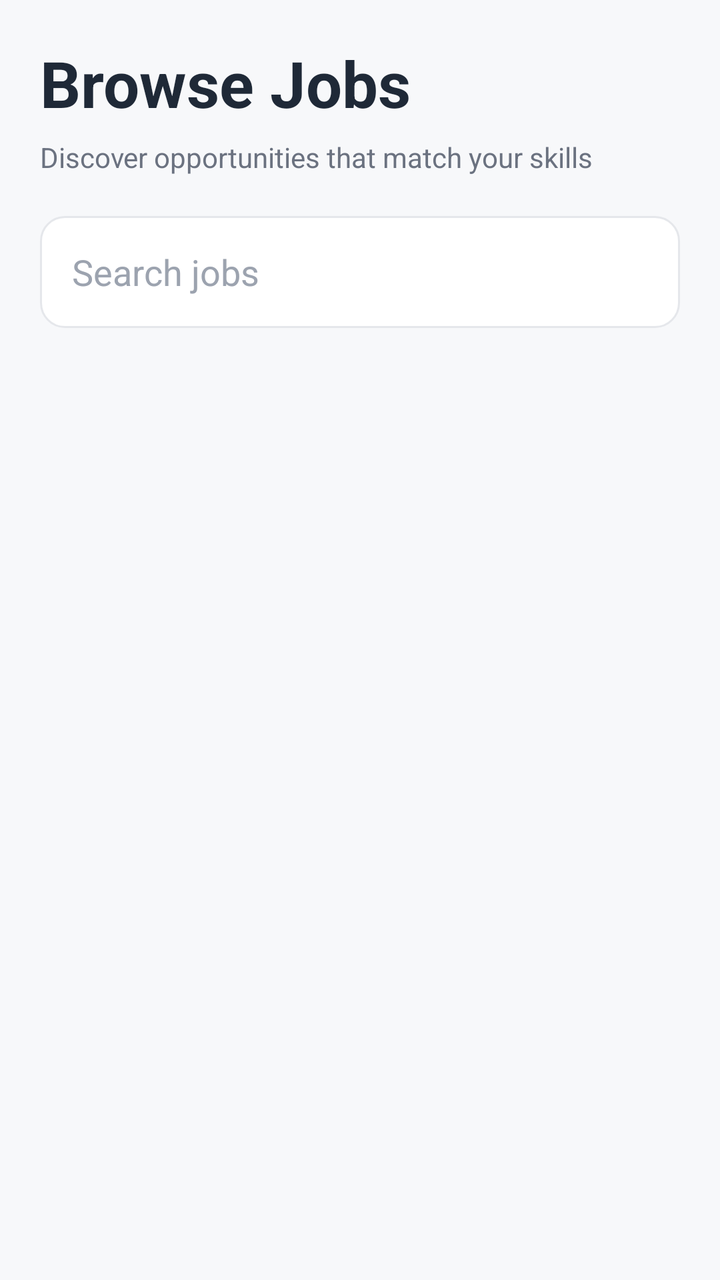
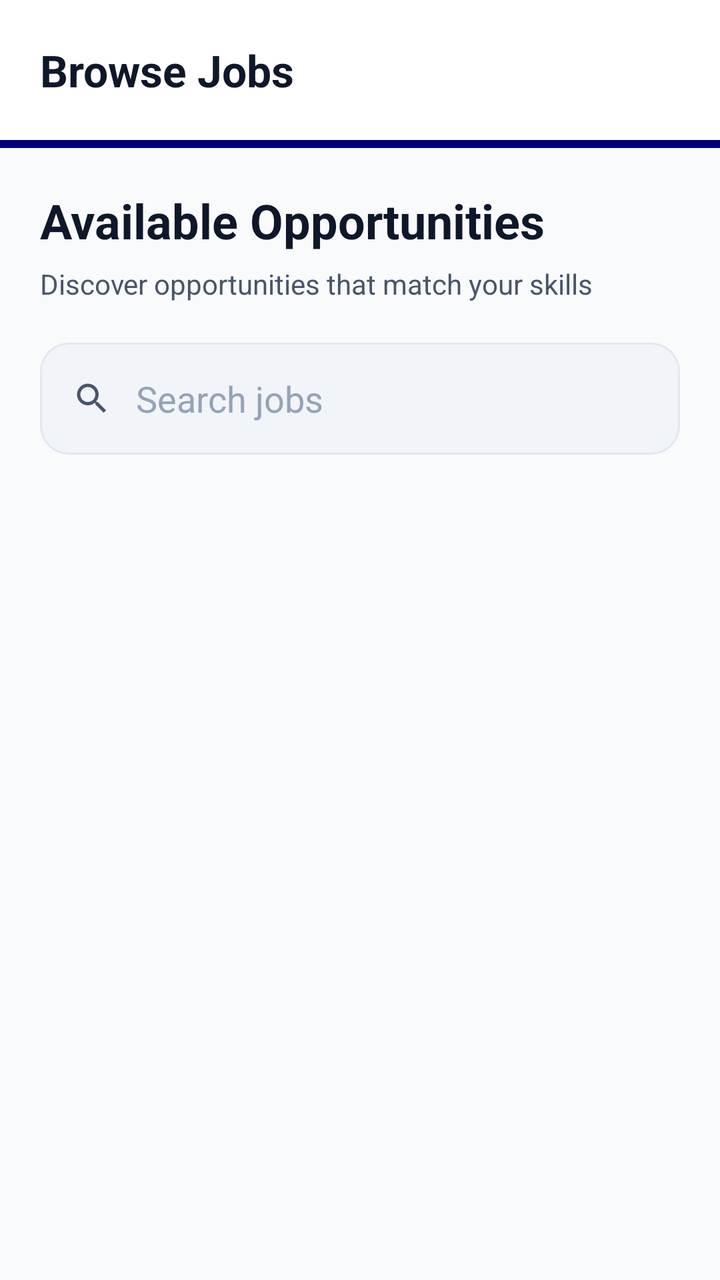

Before-and-after screenshots of an Android layout around one commit, followed by the original layout XML and the change that was made.
<!-- AndroidManifest.xml: application theme Theme.MiniJobHunt -->
<!-- res/layout/fragment_freelancer_jobs.xml -->
<?xml version="1.0" encoding="utf-8"?>
<LinearLayout xmlns:android="http://schemas.android.com/apk/res/android"
    xmlns:app="http://schemas.android.com/apk/res-auto"
    xmlns:tools="http://schemas.android.com/tools"
    android:layout_width="match_parent"
    android:layout_height="match_parent"
    android:orientation="vertical"
    android:background="@color/background">

    <LinearLayout
        android:layout_width="match_parent"
        android:layout_height="wrap_content"
        android:orientation="vertical"
        android:padding="20dp">

        <TextView
            android:layout_width="wrap_content"
            android:layout_height="wrap_content"
            android:text="Browse Jobs"
            android:textSize="32sp"
            android:textStyle="bold"
            android:textColor="@color/text_primary" />

        <TextView
            android:layout_width="wrap_content"
            android:layout_height="wrap_content"
            android:layout_marginTop="6dp"
            android:text="Discover opportunities that match your skills"
            android:textColor="@color/text_secondary" />

        <EditText
            android:id="@+id/etSearchJobs"
            android:layout_width="match_parent"
            android:layout_height="56dp"
            android:layout_marginTop="20dp"
            android:background="@drawable/bg_input"
            android:hint="Search jobs"
            android:paddingHorizontal="16dp"
            android:textColor="@color/text_primary"
            android:textColorHint="@color/text_hint" />

    </LinearLayout>

    <androidx.recyclerview.widget.RecyclerView
        android:id="@+id/recyclerViewJobs"
        android:layout_width="match_parent"
        android:layout_height="match_parent"
        android:clipToPadding="false"
        android:paddingBottom="100dp"
        tools:listitem="@layout/item_freelancer_job" />

</LinearLayout>
<!-- res/layout/item_freelancer_job.xml (included above) -->
<?xml version="1.0" encoding="utf-8"?>
<androidx.cardview.widget.CardView
    xmlns:android="http://schemas.android.com/apk/res/android"
    xmlns:app="http://schemas.android.com/apk/res-auto"
    android:layout_width="match_parent"
    android:layout_height="wrap_content"
    android:layout_marginHorizontal="16dp"
    android:layout_marginVertical="8dp"
    app:cardBackgroundColor="@color/surface"
    app:cardCornerRadius="18dp"
    app:cardElevation="4dp">

    <LinearLayout
        android:layout_width="match_parent"
        android:layout_height="wrap_content"
        android:orientation="vertical"
        android:padding="18dp">

        
        <LinearLayout
            android:layout_width="match_parent"
            android:layout_height="wrap_content"
            android:orientation="horizontal"
            android:gravity="center_vertical"
            android:layout_marginBottom="12dp">

            <com.google.android.material.imageview.ShapeableImageView
                android:id="@+id/imgClientProfile"
                android:layout_width="40dp"
                android:layout_height="40dp"
                android:scaleType="centerCrop"
                android:src="@drawable/ic_profile"
                app:shapeAppearanceOverlay="@style/CircleImage"
                app:strokeColor="@color/divider"
                app:strokeWidth="1dp" />

            <LinearLayout
                android:layout_width="0dp"
                android:layout_height="wrap_content"
                android:layout_weight="1"
                android:orientation="vertical"
                android:layout_marginStart="12dp">

                <LinearLayout
                    android:layout_width="wrap_content"
                    android:layout_height="wrap_content"
                    android:orientation="horizontal"
                    android:gravity="center_vertical">

                    <TextView
                        android:id="@+id/txtClientName"
                        android:layout_width="wrap_content"
                        android:layout_height="wrap_content"
                        android:text="Client Name"
                        android:textColor="@color/text_primary"
                        android:textStyle="bold"
                        android:textSize="14sp" />

                    <ImageView
                        android:id="@+id/imgVerifiedBadge"
                        android:layout_width="20dp"
                        android:layout_height="20dp"
                        android:layout_marginStart="6dp"
                        android:src="@drawable/ic_verified"
                        android:visibility="gone"
                        android:contentDescription="Verified"/>

                </LinearLayout>

                <TextView
                    android:id="@+id/txtPostedAt"
                    android:layout_width="wrap_content"
                    android:layout_height="wrap_content"
                    android:text="Posted just now"
                    android:textColor="@color/text_secondary"
                    android:textSize="12sp" />

            </LinearLayout>

        </LinearLayout>

        <TextView
            android:id="@+id/txtJobTitle"
            android:layout_width="wrap_content"
            android:layout_height="wrap_content"
            android:text="Job Title"
            android:textSize="20sp"
            android:textStyle="bold"
            android:textColor="@color/text_primary" />

        <TextView
            android:id="@+id/txtJobDetails"
            android:layout_width="wrap_content"
            android:layout_height="wrap_content"
            android:layout_marginTop="6dp"
            android:text="Details"
            android:textColor="@color/text_secondary" />

        <TextView
            android:id="@+id/txtJobBudget"
            android:layout_width="wrap_content"
            android:layout_height="wrap_content"
            android:layout_marginTop="10dp"
            android:text="Budget: Rs. 0"
            android:textColor="@color/success"
            android:textStyle="bold" />

        <Button
            android:id="@+id/btnApply"
            android:layout_width="match_parent"
            android:layout_height="50dp"
            android:layout_marginTop="16dp"
            android:text="Apply"
            android:textAllCaps="false"
            android:textColor="@color/white"
            android:backgroundTint="@color/primary" />

        <LinearLayout
            android:id="@+id/layoutWork"
            android:layout_width="match_parent"
            android:layout_height="wrap_content"
            android:orientation="vertical"
            android:visibility="gone">

            <LinearLayout
                android:layout_width="match_parent"
                android:layout_height="wrap_content"
                android:orientation="horizontal"
                android:layout_marginTop="12dp">

                <Button
                    android:id="@+id/btnSubmitWork"
                    android:layout_width="0dp"
                    android:layout_height="50dp"
                    android:layout_weight="1"
                    android:text="Add New File"
                    android:textAllCaps="false"
                    android:textColor="@color/white"
                    android:backgroundTint="@color/info" />

                <Button
                    android:id="@+id/btnManageWork"
                    style="?attr/materialButtonOutlinedStyle"
                    android:layout_width="0dp"
                    android:layout_height="50dp"
                    android:layout_weight="1"
                    android:layout_marginStart="8dp"
                    android:text="Manage Work"
                    android:textAllCaps="false"
                    android:textColor="@color/info"
                    android:visibility="gone"/>

            </LinearLayout>

            <TextView
                android:id="@+id/txtWorkFile"
                android:layout_width="match_parent"
                android:layout_height="wrap_content"
                android:layout_marginTop="8dp"
                android:text="Latest submission: View file"
                android:textColor="@color/primary"
                android:textSize="12sp"
                android:gravity="center"
                android:visibility="gone" />

        </LinearLayout>

    </LinearLayout>

</androidx.cardview.widget.CardView>
<!-- resources referenced by this layout -->
<resources>
  <color name="background">#FFF7F8FA</color>
  <color name="divider">#FFE5E7EB</color>
  <color name="info">#FF3B82F6</color>
  <color name="primary">#FF14A800</color>
  <color name="success">#FF10B981</color>
  <color name="surface">#FFFFFFFF</color>
  <color name="text_hint">#FF9CA3AF</color>
  <color name="text_primary">#FF1F2937</color>
  <color name="text_secondary">#FF6B7280</color>
  <color name="white">#FFFFFFFF</color>
  <!-- drawable bg_input (drawable) -->
  <?xml version="1.0" encoding="utf-8"?>
  <shape xmlns:android="http://schemas.android.com/apk/res/android">
  
      <solid android:color="@color/surface"/>
  
      <stroke
          android:width="1dp"
          android:color="@color/divider"/>
  
      <corners android:radius="12dp"/>
  
  </shape>
  <!-- drawable ic_verified (drawable) -->
  <vector xmlns:android="http://schemas.android.com/apk/res/android"
      android:width="24dp"
      android:height="24dp"
      android:viewportWidth="24"
      android:viewportHeight="24">
  
      <path
          android:fillColor="#4CAF50"
          android:pathData="M23,12l-2.44,-2.79 0.34,-3.69 -3.61,-0.82L15.4,1 12,2.46 8.6,1 6.71,4.7 3.1,5.51l0.34,3.69L1,12l2.44,2.79 -0.34,3.69 3.61,0.82L8.6,23 12,21.54 15.4,23l1.89,-3.7 3.61,-0.82 -0.34,-3.69zM10,17l-4,-4 1.41,-1.41L10,14.17l6.59,-6.59L18,9l-8,8z"/>
  </vector>
  <style name="Base.Theme.MiniJobHunt" parent="Theme.Material3.DayNight.NoActionBar">
          
          
      </style>
  <!-- unchanged entries left out for length: 3 -->
</resources>

<!-- the commit's change to res/layout/fragment_freelancer_jobs.xml (unified diff, before → after) -->
@@ -7,6 +7,36 @@
     android:orientation="vertical"
     android:background="@color/background">
 
+    
+    <LinearLayout
+        android:layout_width="match_parent"
+        android:layout_height="wrap_content"
+        android:orientation="vertical">
+
+        <RelativeLayout
+            android:layout_width="match_parent"
+            android:layout_height="70dp"
+            android:background="@color/surface"
+            android:elevation="4dp"
+            android:paddingHorizontal="20dp">
+
+            <TextView
+                android:layout_width="wrap_content"
+                android:layout_height="wrap_content"
+                android:layout_centerVertical="true"
+                android:text="Browse Jobs"
+                android:textColor="@color/text_primary"
+                android:textSize="22sp"
+                android:textStyle="bold" />
+
+        </RelativeLayout>
+
+        <View
+            android:layout_width="match_parent"
+            android:layout_height="4dp"
+            android:background="@color/primary" />
+    </LinearLayout>
+
     <LinearLayout
         android:layout_width="match_parent"
         android:layout_height="wrap_content"
@@ -16,8 +46,8 @@
         <TextView
             android:layout_width="wrap_content"
             android:layout_height="wrap_content"
-            android:text="Browse Jobs"
-            android:textSize="32sp"
+            android:text="Available Opportunities"
+            android:textSize="24sp"
             android:textStyle="bold"
             android:textColor="@color/text_primary" />
 
@@ -28,16 +58,32 @@
             android:text="Discover opportunities that match your skills"
             android:textColor="@color/text_secondary" />
 
-        <EditText
-            android:id="@+id/etSearchJobs"
+        <LinearLayout
             android:layout_width="match_parent"
             android:layout_height="56dp"
             android:layout_marginTop="20dp"
             android:background="@drawable/bg_input"
-            android:hint="Search jobs"
-            android:paddingHorizontal="16dp"
-            android:textColor="@color/text_primary"
-            android:textColorHint="@color/text_hint" />
+            android:orientation="horizontal"
+            android:gravity="center_vertical"
+            android:paddingHorizontal="16dp">
+
+            <ImageView
+                android:layout_width="20dp"
+                android:layout_height="20dp"
+                android:src="@drawable/ic_search_outlined"
+                app:tint="@color/text_secondary" />
+
+            <EditText
+                android:id="@+id/etSearchJobs"
+                android:layout_width="match_parent"
+                android:layout_height="match_parent"
+                android:background="@android:color/transparent"
+                android:hint="Search jobs"
+                android:paddingStart="12dp"
+                android:textColor="@color/text_primary"
+                android:textColorHint="@color/text_hint" />
+
+        </LinearLayout>
 
     </LinearLayout>
 
@@ -149,14 +195,29 @@
             android:text="Details"
             android:textColor="@color/text_secondary" />
 
-        <TextView
-            android:id="@+id/txtJobBudget"
-            android:layout_width="wrap_content"
-            android:layout_height="wrap_content"
-            android:layout_marginTop="10dp"
-            android:text="Budget: Rs. 0"
-            android:textColor="@color/success"
-            android:textStyle="bold" />
+        <LinearLayout
+            android:layout_width="match_parent"
+            android:layout_height="wrap_content"
+            android:orientation="horizontal"
+            android:gravity="center_vertical"
+            android:layout_marginTop="10dp">
+
+            <ImageView
+                android:layout_width="16dp"
+                android:layout_height="16dp"
+                android:src="@drawable/ic_money"
+                app:tint="@color/success" />
+
+            <TextView
+                android:id="@+id/txtJobBudget"
+                android:layout_width="wrap_content"
+                android:layout_height="wrap_content"
+                android:layout_marginStart="6dp"
+                android:text="Budget: Rs. 0"
+                android:textColor="@color/success"
+                android:textStyle="bold" />
+
+        </LinearLayout>
 
         <Button
             android:id="@+id/btnApply"
@@ -216,6 +277,18 @@
                 android:gravity="center"
                 android:visibility="gone" />
 
+            <TextView
+                android:id="@+id/btnRaiseConflict"
+                android:layout_width="wrap_content"
+                android:layout_height="wrap_content"
+                android:layout_marginTop="12dp"
+                android:layout_gravity="center"
+                android:text="Problem? Raise a Conflict"
+                android:textColor="@color/accent"
+                android:textSize="13sp"
+                android:textStyle="bold"
+                android:padding="8dp" />
+
         </LinearLayout>
 
     </LinearLayout>
<!-- resource entries referenced after the edit -->
@@ -1,42 +1,95 @@
 <!-- resources referenced by this layout -->
 <resources>
-  <color name="background">#FFF7F8FA</color>
-  <color name="divider">#FFE5E7EB</color>
-  <color name="info">#FF3B82F6</color>
-  <color name="primary">#FF14A800</color>
-  <color name="success">#FF10B981</color>
-  <color name="surface">#FFFFFFFF</color>
-  <color name="text_hint">#FF9CA3AF</color>
-  <color name="text_primary">#FF1F2937</color>
-  <color name="text_secondary">#FF6B7280</color>
-  <color name="white">#FFFFFFFF</color>
+  <color name="accent">#EF4444</color>
+  <color name="background">#F8FAFC</color>
+  <color name="divider">#E2E8F0</color>
+  <color name="info">#000080</color>
+  <color name="primary">#000080</color>
+  <color name="success">#10B981</color>
+  <color name="surface">#FFFFFF</color>
+  <color name="text_hint">#94A3B8</color>
+  <color name="text_primary">#0F172A</color>
+  <color name="text_secondary">#475569</color>
+  <color name="white">#FFFFFF</color>
   <!-- drawable bg_input (drawable) -->
   <?xml version="1.0" encoding="utf-8"?>
-  <shape xmlns:android="http://schemas.android.com/apk/res/android">
-  
-      <solid android:color="@color/surface"/>
-  
-      <stroke
-          android:width="1dp"
-          android:color="@color/divider"/>
-  
-      <corners android:radius="12dp"/>
-  
-  </shape>
+  <ripple xmlns:android="http://schemas.android.com/apk/res/android"
+      android:color="@color/primary_light">
+      <item>
+          <shape android:shape="rectangle">
+              <solid android:color="@color/surface_variant" />
+              <corners android:radius="14dp" />
+              <stroke
+                  android:width="1dp"
+                  android:color="@color/divider" />
+          </shape>
+      </item>
+  </ripple>
+  <!-- drawable ic_money (drawable) -->
+  <vector xmlns:android="http://schemas.android.com/apk/res/android"
+      android:width="24dp"
+      android:height="24dp"
+      android:viewportWidth="24"
+      android:viewportHeight="24">
+      <path
+          android:fillColor="@color/success"
+          android:pathData="M11.8,10.9c-2.27,-0.59 -3,-1.2 -3,-2.15 0,-1.09 1.01,-1.85 2.7,-1.85 1.78,0 2.44,0.85 2.5,2.1h2.21c-0.07,-1.72 -1.12,-3.3 -3.21,-3.81V3h-3v2.16c-1.94,0.42 -3.5,1.68 -3.5,3.61 0,2.31 1.91,3.46 4.7,3.98 2.53,0.47 3,1.38 3,2.3 0,0.6 -0.34,1.8 -2.7,1.8 -2.2,0 -2.96,-1.15 -3.07,-2.1H6.5c0.14,2 1.76,3.15 3.5,3.61V21h3v-2.14c1.94,-0.38 3.5,-1.49 3.5,-3.6 0,-2.68 -2,-3.78 -4.7,-4.36z"/>
+  </vector>
+  <!-- drawable ic_search_outlined (drawable) -->
+  <vector xmlns:android="http://schemas.android.com/apk/res/android"
+      android:width="24dp"
+      android:height="24dp"
+      android:viewportWidth="24"
+      android:viewportHeight="24">
+      <path
+          android:fillColor="@color/text_secondary"
+          android:pathData="M15.5,14h-0.79l-0.28,-0.27C15.41,12.59 16,11.11 16,9.5 16,5.91 13.09,3 9.5,3S3,5.91 3,9.5 5.91,16 9.5,16c1.61,0 3.09,-0.59 4.23,-1.57l0.27,0.28v0.79l5,4.99L20.49,19l-4.99,-5zm-6,0C7.01,14 5,11.99 5,9.5S7.01,5 9.5,5 14,7.01 14,9.5 11.99,14 9.5,14z"/>
+  </vector>
   <!-- drawable ic_verified (drawable) -->
   <vector xmlns:android="http://schemas.android.com/apk/res/android"
       android:width="24dp"
       android:height="24dp"
       android:viewportWidth="24"
       android:viewportHeight="24">
+      <path
+          android:fillColor="@color/info"
+          android:pathData="M23,12l-2.44,-2.79 0.34,-3.69 -3.77,-0.86L15.47,1.2 12,2.7 8.53,1.2 6.87,4.66 3.1,5.52l0.34,3.69L1,12l2.44,2.79 -0.34,3.69 3.77,0.86L8.53,22.8 12,21.3l3.47,1.5 1.66,-3.46 3.77,-0.86 -0.34,-3.69L23,12zm-12.91,4.72l-3.8,-3.81 1.48,-1.48 2.32,2.33 5.85,-5.87 1.48,1.48 -7.33,7.35z"/>
+  </vector>
+  <color name="primary_light">#E6E6FF</color>
+  <color name="surface_variant">#F1F5F9</color>
+  <style name="Base.Theme.MiniJobHunt" parent="Theme.Material3.DayNight.NoActionBar">
+          <item name="colorPrimary">@color/primary</item>
+          <item name="colorOnPrimary">@color/white</item>
+          <item name="colorPrimaryContainer">@color/primary_light</item>
+          <item name="colorOnPrimaryContainer">@color/primary_dark</item>
   
-      <path
-          android:fillColor="#4CAF50"
-          android:pathData="M23,12l-2.44,-2.79 0.34,-3.69 -3.61,-0.82L15.4,1 12,2.46 8.6,1 6.71,4.7 3.1,5.51l0.34,3.69L1,12l2.44,2.79 -0.34,3.69 3.61,0.82L8.6,23 12,21.54 15.4,23l1.89,-3.7 3.61,-0.82 -0.34,-3.69zM10,17l-4,-4 1.41,-1.41L10,14.17l6.59,-6.59L18,9l-8,8z"/>
-  </vector>
-  <style name="Base.Theme.MiniJobHunt" parent="Theme.Material3.DayNight.NoActionBar">
+          <item name="colorSecondary">@color/info</item>
+          <item name="colorOnSecondary">@color/white</item>
+  
+          <item name="android:windowBackground">@color/background</item>
+          <item name="android:statusBarColor">@color/background</item>
+          <item name="android:windowLightStatusBar">true</item>
+  
           
-          
+          <item name="textAppearanceHeadlineLarge">@style/AppText.HeadlineLarge</item>
+          <item name="textAppearanceTitleMedium">@style/AppText.TitleMedium</item>
+          <item name="textAppearanceBodyLarge">@style/AppText.BodyLarge</item>
+      </style>
+  <color name="primary_dark">#000066</color>
+  <style name="AppText.HeadlineLarge">
+          <item name="android:textSize">30sp</item>
+          <item name="android:textStyle">bold</item>
+          <item name="android:textColor">@color/text_primary</item>
+          <item name="android:letterSpacing">-0.02</item>
+      </style>
+  <style name="AppText.TitleMedium">
+          <item name="android:textSize">18sp</item>
+          <item name="android:textStyle">bold</item>
+          <item name="android:textColor">@color/text_primary</item>
+      </style>
+  <style name="AppText.BodyLarge">
+          <item name="android:textSize">16sp</item>
+          <item name="android:textColor">@color/text_secondary</item>
       </style>
   <!-- unchanged entries left out for length: 3 -->
 </resources>
